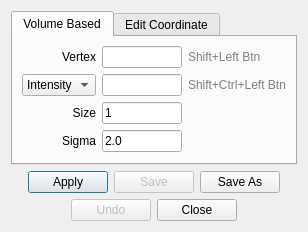
Old version of the form freeview/DialogRepositionSurface.ui in the repository freesurfer/freesurfer.
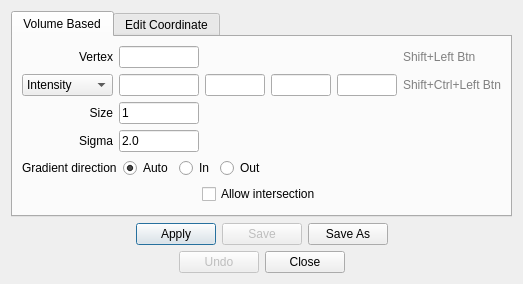
New version of the form.

Commit message: freeview updates from dev, including reposition surface stuff in mrisurf

Diff of the .ui file:
```diff
--- a/freeview/DialogRepositionSurface.ui
+++ b/freeview/DialogRepositionSurface.ui
@@ -6,8 +6,8 @@
    <rect>
     <x>0</x>
     <y>0</y>
-    <width>328</width>
-    <height>278</height>
+    <width>386</width>
+    <height>370</height>
    </rect>
   </property>
   <property name="windowTitle">
@@ -56,16 +56,11 @@
              <string>Intensity</string>
             </property>
            </item>
-          </widget>
-         </item>
-         <item row="1" column="1">
-          <widget class="QLineEdit" name="lineEditTarget">
-           <property name="maximumSize">
-            <size>
-             <width>80</width>
-             <height>16777215</height>
-            </size>
-           </property>
+           <item>
+            <property name="text">
+             <string>Coordinate</string>
+            </property>
+           </item>
           </widget>
          </item>
          <item row="2" column="0">
@@ -114,7 +109,7 @@
            </property>
           </widget>
          </item>
-         <item row="0" column="2">
+         <item row="0" column="3">
           <widget class="QLabel" name="label_6">
            <property name="styleSheet">
             <string notr="true">color:gray;</string>
@@ -124,8 +119,8 @@
            </property>
           </widget>
          </item>
-         <item row="1" column="2">
-          <widget class="QLabel" name="label_7">
+         <item row="1" column="3">
+          <widget class="QLabel" name="labelHelper">
            <property name="styleSheet">
             <string notr="true">color: gray;</string>
            </property>
@@ -134,6 +129,162 @@
            </property>
           </widget>
          </item>
+         <item row="1" column="1">
+          <layout class="QHBoxLayout" name="horizontalLayout_7">
+           <property name="leftMargin">
+            <number>0</number>
+           </property>
+           <item>
+            <widget class="QLineEdit" name="lineEditTarget">
+             <property name="maximumSize">
+              <size>
+               <width>80</width>
+               <height>16777215</height>
+              </size>
+             </property>
+            </widget>
+           </item>
+           <item>
+            <widget class="QLineEdit" name="lineEditTargetX">
+             <property name="maximumSize">
+              <size>
+               <width>60</width>
+               <height>16777215</height>
+              </size>
+             </property>
+            </widget>
+           </item>
+           <item>
+            <widget class="QLineEdit" name="lineEditTargetY">
+             <property name="maximumSize">
+              <size>
+               <width>60</width>
+               <height>16777215</height>
+              </size>
+             </property>
+            </widget>
+           </item>
+           <item>
+            <widget class="QLineEdit" name="lineEditTargetZ">
+             <property name="maximumSize">
+              <size>
+               <width>60</width>
+               <height>16777215</height>
+              </size>
+             </property>
+            </widget>
+           </item>
+          </layout>
+         </item>
+        </layout>
+       </item>
+       <item>
+        <layout class="QHBoxLayout" name="horizontalLayout_6">
+         <property name="topMargin">
+          <number>0</number>
+         </property>
+         <item>
+          <widget class="QLabel" name="label_8">
+           <property name="text">
+            <string>Gradient direction</string>
+           </property>
+          </widget>
+         </item>
+         <item>
+          <widget class="QRadioButton" name="radioButtonForceDirectionAuto">
+           <property name="text">
+            <string>Auto</string>
+           </property>
+           <property name="checked">
+            <bool>true</bool>
+           </property>
+           <property name="autoExclusive">
+            <bool>true</bool>
+           </property>
+           <attribute name="buttonGroup">
+            <string>buttonGroup</string>
+           </attribute>
+          </widget>
+         </item>
+         <item>
+          <widget class="QRadioButton" name="radioButtonForceDirectionIn">
+           <property name="text">
+            <string>In</string>
+           </property>
+           <property name="autoExclusive">
+            <bool>true</bool>
+           </property>
+           <attribute name="buttonGroup">
+            <string>buttonGroup</string>
+           </attribute>
+          </widget>
+         </item>
+         <item>
+          <widget class="QRadioButton" name="radioButtonForceDirectionOut">
+           <property name="text">
+            <string>Out</string>
+           </property>
+           <property name="autoExclusive">
+            <bool>true</bool>
+           </property>
+           <attribute name="buttonGroup">
+            <string>buttonGroup</string>
+           </attribute>
+          </widget>
+         </item>
+         <item>
+          <spacer name="horizontalSpacer">
+           <property name="orientation">
+            <enum>Qt::Horizontal</enum>
+           </property>
+           <property name="sizeHint" stdset="0">
+            <size>
+             <width>0</width>
+             <height>5</height>
+            </size>
+           </property>
+          </spacer>
+         </item>
+        </layout>
+       </item>
+       <item>
+        <layout class="QHBoxLayout" name="horizontalLayout_8">
+         <property name="topMargin">
+          <number>0</number>
+         </property>
+         <item>
+          <spacer name="horizontalSpacer_9">
+           <property name="orientation">
+            <enum>Qt::Horizontal</enum>
+           </property>
+           <property name="sizeHint" stdset="0">
+            <size>
+             <width>5</width>
+             <height>5</height>
+            </size>
+           </property>
+          </spacer>
+         </item>
+         <item>
+          <widget class="QCheckBox" name="checkBoxAllowIntersection">
+           <property name="text">
+            <string>Allow intersection</string>
+           </property>
+          </widget>
+         </item>
+         <item>
+          <spacer name="horizontalSpacer_10">
+           <property name="orientation">
+            <enum>Qt::Horizontal</enum>
+           </property>
+           <property name="sizeHint" stdset="0">
+            <size>
+             <width>5</width>
+             <height>5</height>
+            </size>
+           </property>
+          </spacer>
+         </item>
         </layout>
        </item>
        <item>
```
Left out of the diff: 33 changed lines with no effect on the pictures. The commit also changes 169 other files.
